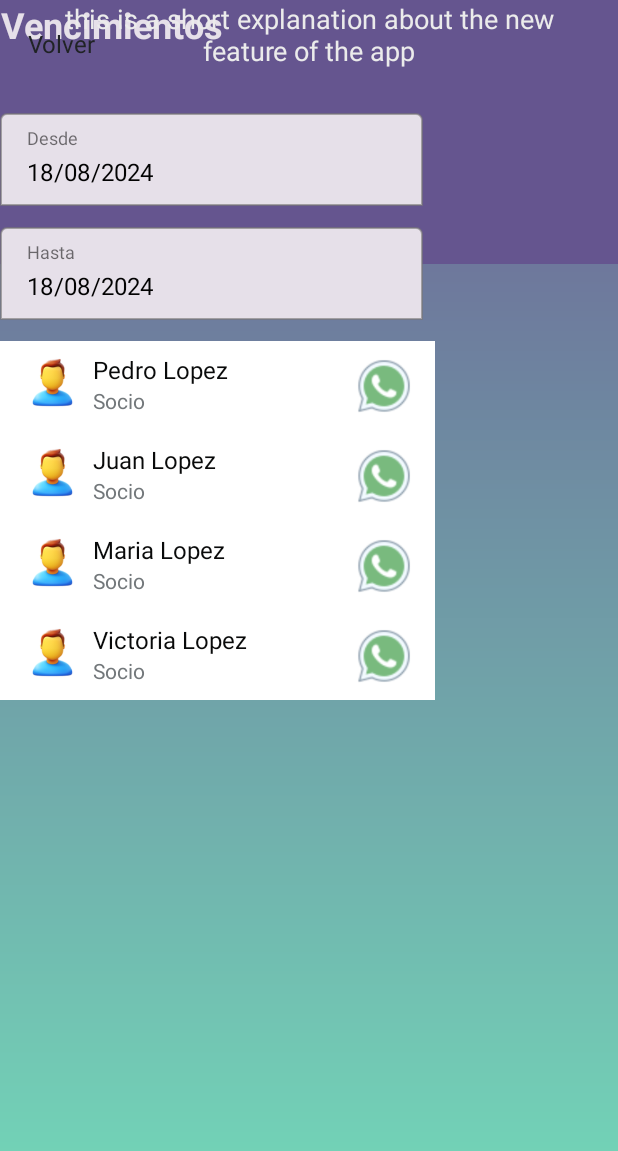
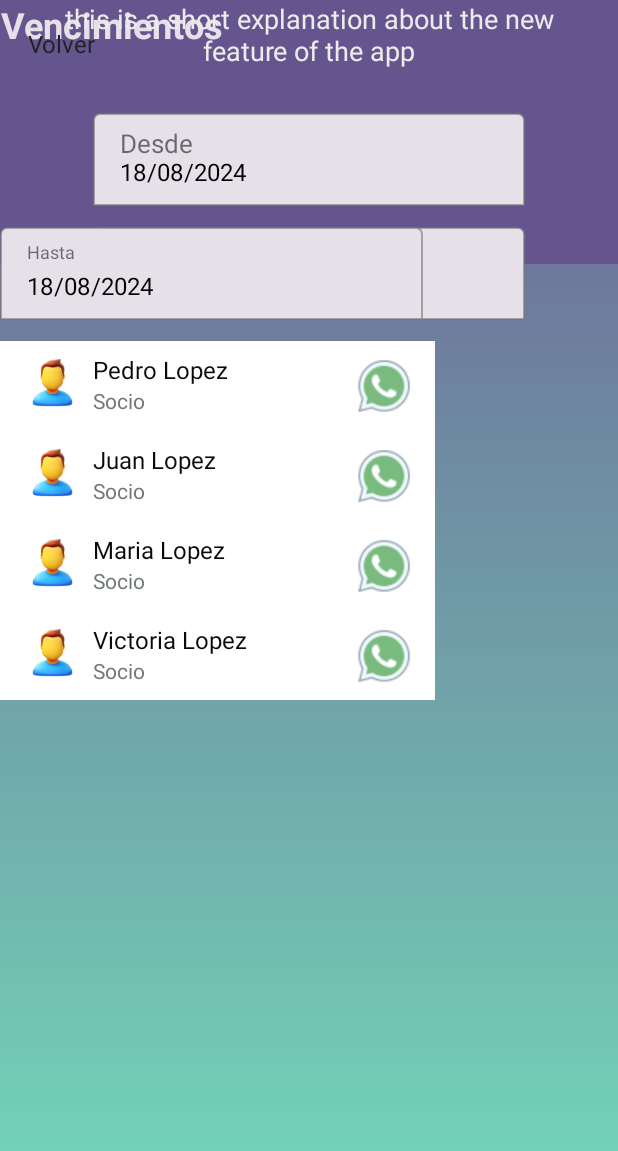
Before and after one commit to rojasayelen/dam, an Android app: the layout activity_vencimiento_de_cuota1.xml on its own in the app's theme, with its tools: preview values and no code run, on a phone screen of 412 x 824 dp. Shown: the top 1151 px of the screen. Run offline under Robolectric (Android 15) with nearby library versions, the light colour scheme and no system bars.

Commit message:
se hace conexion la  ingresar pago.

```diff
--- a/app/src/main/AndroidManifest.xml
+++ b/app/src/main/AndroidManifest.xml
@@ -37,6 +37,10 @@
             android:exported="false"
             android:windowSoftInputMode="adjustResize" />
         <activity
+            android:name=".IngresarPagoActivity"
+            android:exported="false"
+            android:windowSoftInputMode="adjustResize" />
+        <activity
             android:name=".MainActivity"
             android:exported="true"
             android:windowSoftInputMode="stateVisible|adjustResize">
--- a/app/src/main/java/com/example/clubdeportivo/dashboard.kt
+++ b/app/src/main/java/com/example/clubdeportivo/dashboard.kt
@@ -22,5 +22,11 @@ class dashboard : AppCompatActivity() {
             val intent = Intent(this, vencimientosCuota::class.java)
             startActivity(intent)
         }
+
+        val btnIngresarpago = findViewById<Button>(R.id.btn_nuevo_pago)
+        btnIngresarpago.setOnClickListener {
+            val intent = Intent(this, IngresarPagoActivity::class.java)
+            startActivity(intent)
+        }
     }
 }
--- a/app/src/main/java/com/example/clubdeportivo/vencimientosCuota.kt
+++ b/app/src/main/java/com/example/clubdeportivo/vencimientosCuota.kt
@@ -3,16 +3,13 @@ package com.example.clubdeportivo
 import android.app.DatePickerDialog
 import android.os.Bundle
 import android.widget.EditText
-import androidx.activity.enableEdgeToEdge
 import androidx.appcompat.app.AppCompatActivity
-import com.example.clubdeportivo.R
 import java.text.SimpleDateFormat
 import java.util.*
 
 class vencimientosCuota : AppCompatActivity() {
     override fun onCreate(savedInstanceState: Bundle?) {
         super.onCreate(savedInstanceState)
-        enableEdgeToEdge()
         setContentView(R.layout.activity_vencimientos_cuota)
 
         val editTextDesde = findViewById<EditText>(R.id.editTextDesde)
--- a/app/src/main/res/layout/activity_vencimiento_de_cuota1.xml
+++ b/app/src/main/res/layout/activity_vencimiento_de_cuota1.xml
@@ -47,30 +47,58 @@
         android:layout_height="wrap_content"
         android:layout_marginTop="16dp"
         app:layout_constraintTop_toBottomOf="@+id/textView2"
-        app:layout_constraintWidth_percent="0.7"
-        tools:layout_editor_absoluteX="62dp"
-        tools:ignore="MissingConstraints">
+        app:layout_constraintStart_toStartOf="parent"
+        app:layout_constraintEnd_toEndOf="parent"
+        app:layout_constraintWidth_percent="0.7">
 
         <EditText
-            android:id="@+id/editTextDate3"
+            android:id="@+id/editTextDesde"
             style="@style/InputPrimary"
-            android:layout_width="282dp"
+            android:layout_width="match_parent"
             android:layout_height="62dp"
             android:inputType="date"
-            android:text="18/08/2024"
-            app:layout_constraintEnd_toStartOf="@+id/view4"
-            app:layout_constraintHorizontal_bias="0.5"
-            app:layout_constraintStart_toEndOf="@+id/view4"
-            tools:layout_editor_absoluteY="227dp" />
+            android:focusable="false"
+            android:clickable="true"
+            android:text="18/08/2024" />
 
         <TextView
-            android:id="@+id/textView5"
+            android:id="@+id/textViewDesde"
             android:layout_width="wrap_content"
             android:layout_height="wrap_content"
             android:paddingLeft="18dp"
             android:paddingTop="8dp"
             android:text="Desde"
-            android:textSize="12dp" />
+            android:textSize="17sp" />
+    </FrameLayout>
+
+    <FrameLayout
+        android:id="@+id/frameLayout2"
+        android:layout_width="0dp"
+        android:layout_height="wrap_content"
+        android:layout_marginTop="14dp"
+        app:layout_constraintTop_toBottomOf="@id/frameLayout"
+        app:layout_constraintStart_toStartOf="parent"
+        app:layout_constraintEnd_toEndOf="parent"
+        app:layout_constraintWidth_percent="0.7">
+
+        <EditText
+            android:id="@+id/editTextHasta"
+            style="@style/InputPrimary"
+            android:layout_width="match_parent"
+            android:layout_height="62dp"
+            android:clickable="true"
+            android:focusable="false"
+            android:inputType="date"
+            android:text="18/08/2024" />
+
+        <TextView
+            android:id="@+id/textHasta"
+            android:layout_width="wrap_content"
+            android:layout_height="wrap_content"
+            android:paddingLeft="18dp"
+            android:paddingTop="8dp"
+            android:text="Hasta"
+            android:textSize="17sp" />
     </FrameLayout>
 
     <FrameLayout
@@ -112,7 +140,8 @@
         android:orientation="vertical"
         app:layout_constraintTop_toBottomOf="@+id/frameLayout2"
         app:layout_constraintWidth_percent="0.7"
-        tools:layout_editor_absoluteX="61dp">
+        tools:layout_editor_absoluteX="61dp"
+        tools:ignore="MissingConstraints">
 
         <LinearLayout
             android:layout_width="match_parent"
--- a/app/src/main/res/layout/activity_vencimientos_cuota.xml
+++ b/app/src/main/res/layout/activity_vencimientos_cuota.xml
@@ -9,6 +9,7 @@
     android:background="@drawable/gradient_background">
 
     <!-- Encabezado y Descripción -->
+
     <TextView
         android:id="@+id/textView"
         style="@style/TitlePrimary"
@@ -18,7 +19,7 @@
         app:layout_constraintTop_toTopOf="parent"
         app:layout_constraintStart_toStartOf="parent"
         app:layout_constraintEnd_toEndOf="parent"
-        android:layout_marginTop="16dp" />
+        android:layout_marginTop="50dp" />
 
     <TextView
         android:id="@+id/textView2"
```
Also changed, not shown: app/src/main/java/com/example/clubdeportivo/IngresarPagoActivity.java (+8 -2 lines), app/src/main/java/com/example/clubdeportivo/vencimientoDeCuota1.kt (+38 -9 lines), app/src/main/res/layout/activity_dashboard.xml (+6 -6 lines), app/src/main/res/layout/ingresar_pago.xml (+20 -22 lines).
